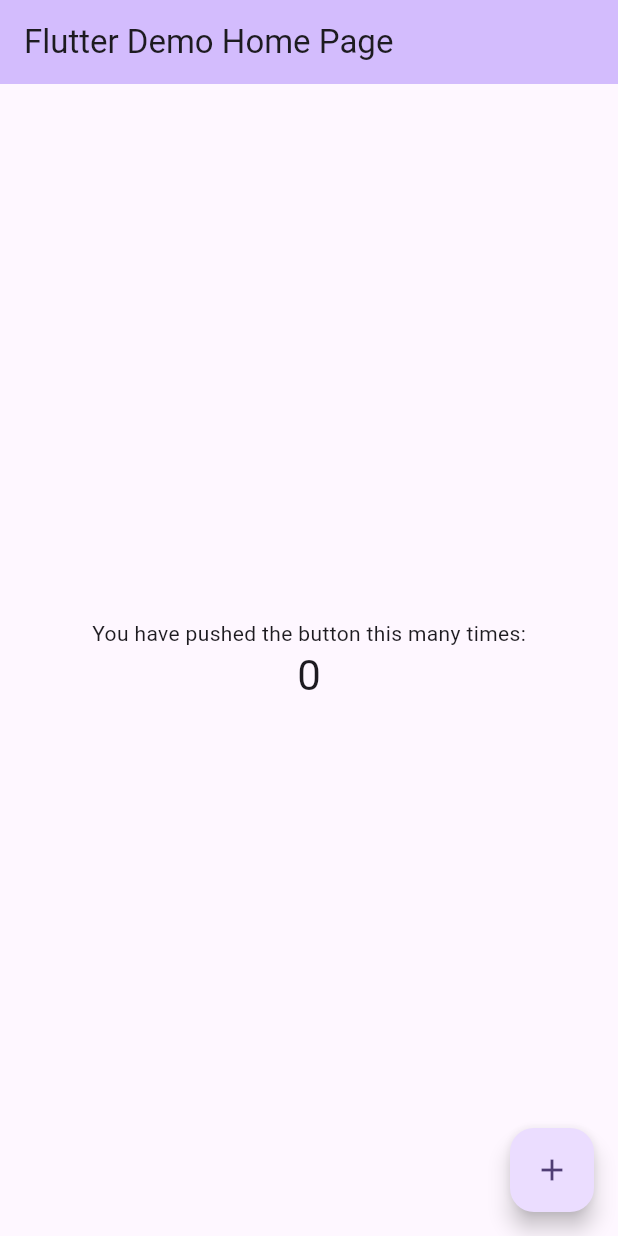
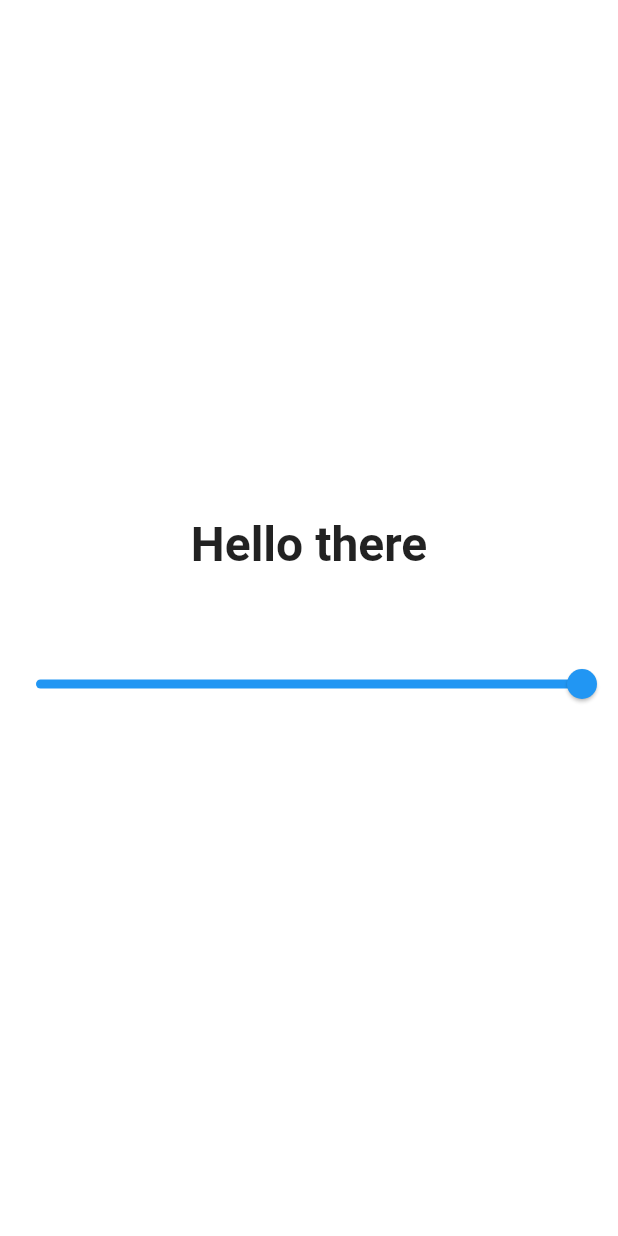
Before and after one commit to Vitalii505/guess_color_app, a Flutter app: the screen it shows after launch, on a phone screen of 412 x 824 dp. Run offline on Flutter 3.47's test engine with Material 2 defaults, Android fonts, the phone set to English and light mode, and no system bars.

Commit message:
Added a color magic screen to randomly change the background color

```diff
--- a/lib/main.dart
+++ b/lib/main.dart
@@ -1,125 +1,15 @@
 import 'package:flutter/material.dart';
+import 'package:guess_color_app/screens/color_magic_screen.dart';
 
 void main() {
-  runApp(const MyApp());
+    runApp(MyApp());
 }
 
 class MyApp extends StatelessWidget {
-  const MyApp({super.key});
-
-  // This widget is the root of your application.
-  @override
-  Widget build(BuildContext context) {
-    return MaterialApp(
-      title: 'Flutter Demo',
-      theme: ThemeData(
-        // This is the theme of your application.
-        //
-        // TRY THIS: Try running your application with "flutter run". You'll see
-        // the application has a blue toolbar. Then, without quitting the app,
-        // try changing the seedColor in the colorScheme below to Colors.green
-        // and then invoke "hot reload" (save your changes or press the "hot
-        // reload" button in a Flutter-supported IDE, or press "r" if you used
-        // the command line to start the app).
-        //
-        // Notice that the counter didn't reset back to zero; the application
-        // state is not lost during the reload. To reset the state, use hot
-        // restart instead.
-        //
-        // This works for code too, not just values: Most code changes can be
-        // tested with just a hot reload.
-        colorScheme: ColorScheme.fromSeed(seedColor: Colors.deepPurple),
-        useMaterial3: true,
-      ),
-      home: const MyHomePage(title: 'Flutter Demo Home Page'),
-    );
-  }
+    @override
+    Widget build(BuildContext context) {
+        return MaterialApp(
+            home: ColorMagicScreen(),
+        );
+    }
 }
-
-class MyHomePage extends StatefulWidget {
-  const MyHomePage({super.key, required this.title});
-
-  // This widget is the home page of your application. It is stateful, meaning
-  // that it has a State object (defined below) that contains fields that affect
-  // how it looks.
-
-  // This class is the configuration for the state. It holds the values (in this
-  // case the title) provided by the parent (in this case the App widget) and
-  // used by the build method of the State. Fields in a Widget subclass are
-  // always marked "final".
-
-  final String title;
-
-  @override
-  State<MyHomePage> createState() => _MyHomePageState();
-}
-
-class _MyHomePageState extends State<MyHomePage> {
-  int _counter = 0;
-
-  void _incrementCounter() {
-    setState(() {
-      // This call to setState tells the Flutter framework that something has
-      // changed in this State, which causes it to rerun the build method below
-      // so that the display can reflect the updated values. If we changed
-      // _counter without calling setState(), then the build method would not be
-      // called again, and so nothing would appear to happen.
-      _counter++;
-    });
-  }
-
-  @override
-  Widget build(BuildContext context) {
-    // This method is rerun every time setState is called, for instance as done
-    // by the _incrementCounter method above.
-    //
-    // The Flutter framework has been optimized to make rerunning build methods
-    // fast, so that you can just rebuild anything that needs updating rather
-    // than having to individually change instances of widgets.
-    return Scaffold(
-      appBar: AppBar(
-        // TRY THIS: Try changing the color here to a specific color (to
-        // Colors.amber, perhaps?) and trigger a hot reload to see the AppBar
-        // change color while the other colors stay the same.
-        backgroundColor: Theme.of(context).colorScheme.inversePrimary,
-        // Here we take the value from the MyHomePage object that was created by
-        // the App.build method, and use it to set our appbar title.
-        title: Text(widget.title),
-      ),
-      body: Center(
-        // Center is a layout widget. It takes a single child and positions it
-        // in the middle of the parent.
-        child: Column(
-          // Column is also a layout widget. It takes a list of children and
-          // arranges them vertically. By default, it sizes itself to fit its
-          // children horizontally, and tries to be as tall as its parent.
-          //
-          // Column has various properties to control how it sizes itself and
-          // how it positions its children. Here we use mainAxisAlignment to
-          // center the children vertically; the main axis here is the vertical
-          // axis because Columns are vertical (the cross axis would be
-          // horizontal).
-          //
-          // TRY THIS: Invoke "debug painting" (choose the "Toggle Debug Paint"
-          // action in the IDE, or press "p" in the console), to see the
-          // wireframe for each widget.
-          mainAxisAlignment: MainAxisAlignment.center,
-          children: <Widget>[
-            const Text(
-              'You have pushed the button this many times:',
-            ),
-            Text(
-              '$_counter',
-              style: Theme.of(context).textTheme.headlineMedium,
-            ),
-          ],
-        ),
-      ),
-      floatingActionButton: FloatingActionButton(
-        onPressed: _incrementCounter,
-        tooltip: 'Increment',
-        child: const Icon(Icons.add),
-      ), // This trailing comma makes auto-formatting nicer for build methods.
-    );
-  }
-}
--- /dev/null
+++ b/lib/screens/color_magic_screen.dart
@@ -0,0 +1,60 @@
+import 'package:flutter/material.dart';
+import 'dart:math';
+
+class ColorMagicScreen extends StatefulWidget {
+    @override
+    _ColorMagicScreenState createState() => _ColorMagicScreenState();
+}
+
+class _ColorMagicScreenState extends State<ColorMagicScreen> {
+    Color _backgroundColor = Colors.white;
+    double _backgroundOpacity = 1.0;
+
+    Color _generateRandomColor() {
+        final random = Random();
+        return Color.fromARGB(
+            255,
+            random.nextInt(256),
+            random.nextInt(256),
+            random.nextInt(256),
+        );
+    }
+
+    void _onScreenTapped() {
+        setState(() {
+            _backgroundColor = _generateRandomColor();
+        });
+    }
+
+    void _updateBackgroundOpacity(double value) {
+        setState(() {
+            _backgroundOpacity = value;
+        });
+    }
+
+    @override
+    Widget build(BuildContext context) {
+        return Scaffold(
+            body: GestureDetector(
+                onTap: _onScreenTapped,
+                child: Container(
+                    color: _backgroundColor.withOpacity(_backgroundOpacity),
+                    child: Column(
+                        mainAxisAlignment: MainAxisAlignment.center,
+                        children: [
+                            Text(
+                                'Hello there',
+                                style: TextStyle(fontSize: 32, fontWeight: FontWeight.bold),
+                            ),
+                            SizedBox(height: 50.0),
+                            Slider(
+                                value: _backgroundOpacity,
+                                onChanged: _updateBackgroundOpacity,
+                            ),
+                        ],
+                    ),
+                ),
+            ),
+        );
+    }
+}
--- a/pubspec.yaml
+++ b/pubspec.yaml
@@ -1,4 +1,4 @@
-name: guess_color_app_
+name: guess_color_app
 description: A new Flutter project.
 # The following line prevents the package from being accidentally published to
 # pub.dev using `flutter pub publish`. This is preferred for private packages.
```
Also changed, not shown: .github/workflows/flutter.yaml (deleted), 1 other file.
